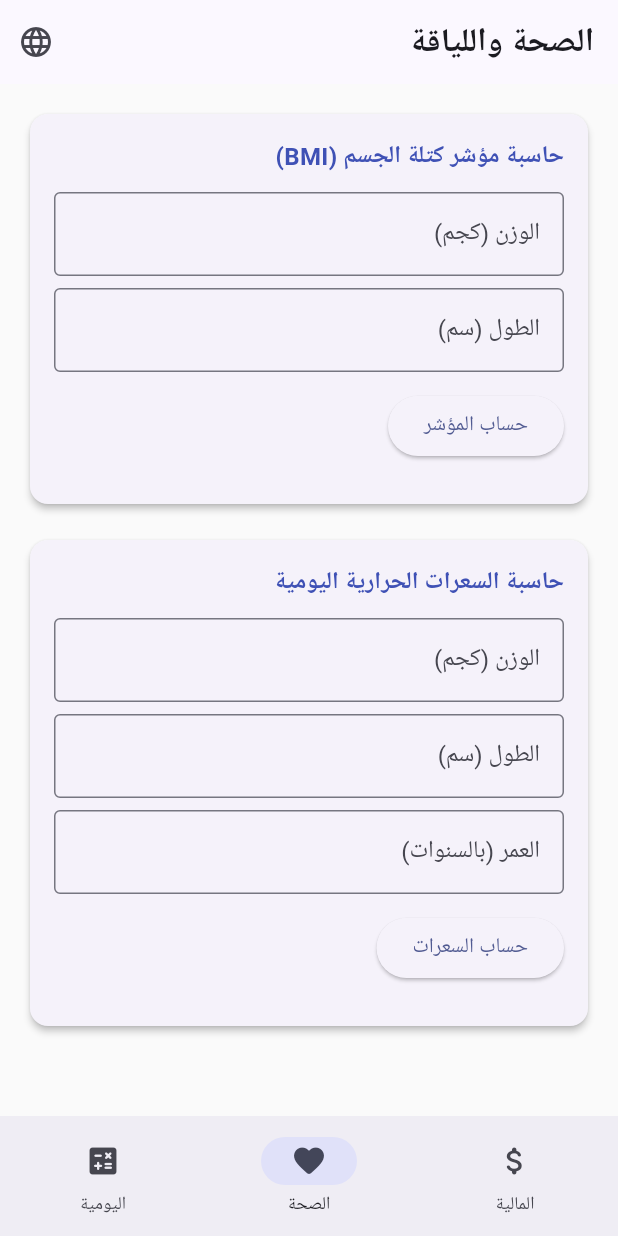
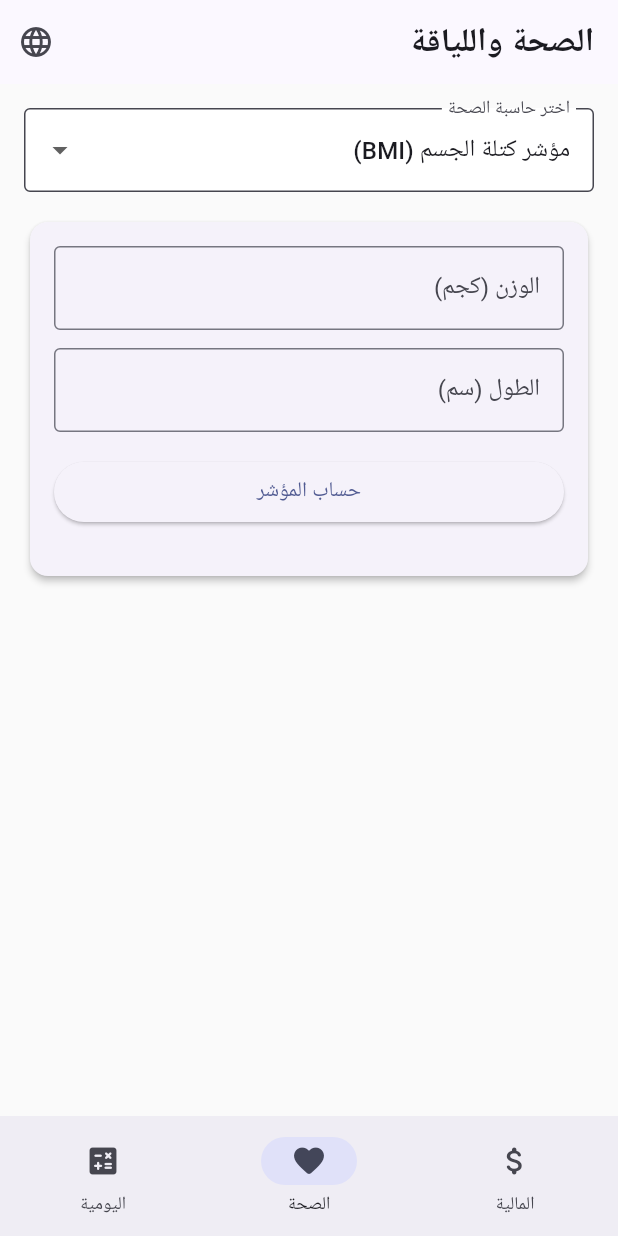
Before and after one commit to Ebrahassad/master-calculator, a Flutter app: the screen it shows after launch, item 2 of the bottom bar chosen, after a tap on "حساب المؤشر", on a phone screen of 412 x 824 dp. Run offline on Flutter 3.47's test engine with Material 3 defaults, Android fonts, the phone set to English and light mode, and no system bars.

Commit message:
feat: add dropdown selector for calculators in each tab

```diff
--- a/lib/main.dart
+++ b/lib/main.dart
@@ -106,7 +106,7 @@ class _HomeScreenState extends State<HomeScreen> {
 }
 
 // ==========================================
-// 1. FINANCIAL MODULE (VAT, Loan, Salary)
+// 1. FINANCIAL MODULE (Dropdown Selector)
 // ==========================================
 class FinancialModule extends StatefulWidget {
   final bool isArabic;
@@ -117,6 +117,8 @@ class FinancialModule extends StatefulWidget {
 }
 
 class _FinancialModuleState extends State<FinancialModule> {
+  int _selectedCalc = 0; // 0: VAT, 1: Loan
+
   // VAT Controllers
   final TextEditingController _vatAmountController = TextEditingController();
   final TextEditingController _vatRateController = TextEditingController(text: '15');
@@ -148,24 +150,52 @@ class _FinancialModuleState extends State<FinancialModule> {
         _monthlyInstallment = principal / months;
         _totalInterest = 0;
       } else {
-        _monthlyInstallment = (principal * monthlyRate * pow(1 + monthlyRate, months.toDouble())) /
-            (pow(1 + monthlyRate, months.toDouble()) - 1);
+        _monthlyInstallment = (principal * monthlyRate * SystemMath.pow(1 + monthlyRate, months.toDouble())) /
+            (SystemMath.pow(1 + monthlyRate, months.toDouble()) - 1);
         _totalInterest = (_monthlyInstallment * months) - principal;
       }
       setState(() {});
     }
   }
 
-  double pow(double base, double exponent) {
-    return SystemMath.pow(base, exponent);
+  @override
+  Widget build(BuildContext context) {
+    return Padding(
+      padding: const EdgeInsets.all(16.0),
+      child: Column(
+        children: [
+          DropdownButtonFormField<int>(
+            value: _selectedCalc,
+            decoration: InputDecoration(
+              labelText: widget.isArabic ? 'اختر الحاسبة المالية' : 'Select Financial Calculator',
+              border: const OutlineInputBorder(),
+              filled: true,
+              fillColor: Colors.white,
+            ),
+            items: [
+              DropdownMenuItem(
+                value: 0,
+                child: Text(widget.isArabic ? 'حاسبة ضريبة القيمة المضافة (VAT)' : 'VAT Calculator'),
+              ),
+              DropdownMenuItem(
+                value: 1,
+                child: Text(widget.isArabic ? 'حاسبة القروض والأقساط (Loan & EMI)' : 'Loan & EMI Calculator'),
+              ),
+            ],
+            onChanged: (val) => setState(() => _selectedCalc = val!),
+          ),
+          const SizedBox(height: 16),
+          Expanded(
+            child: _selectedCalc == 0 ? _buildVatView() : _buildLoanView(),
+          ),
+        ],
+      ),
+    );
   }
 
-  @override
-  Widget build(BuildContext context) {
+  Widget _buildVatView() {
     return ListView(
-      padding: const EdgeInsets.all(16.0),
       children: [
-        // VAT Card
         Card(
           elevation: 2,
           child: Padding(
@@ -173,25 +203,22 @@ class _FinancialModuleState extends State<FinancialModule> {
             child: Column(
               crossAxisAlignment: CrossAxisAlignment.start,
               children: [
-                Text(widget.isArabic ? 'حاسبة ضريبة القيمة المضافة' : 'VAT Calculator',
-                    style: const TextStyle(fontSize: 16, fontWeight: FontWeight.bold, color: Colors.indigo)),
-                const SizedBox(height: 12),
                 TextField(controller: _vatAmountController, keyboardType: TextInputType.number,
                     decoration: InputDecoration(labelText: widget.isArabic ? 'المبلغ الأساسي' : 'Base Amount', border: const OutlineInputBorder())),
-                const SizedBox(height: 8),
+                const SizedBox(height: 12),
                 TextField(controller: _vatRateController, keyboardType: TextInputType.number,
                     decoration: InputDecoration(labelText: widget.isArabic ? 'نسبة الضريبة (%)' : 'VAT Rate (%)', border: const OutlineInputBorder())),
-                const SizedBox(height: 12),
-                ElevatedButton(onPressed: _calculateVat, child: Text(widget.isArabic ? 'حساب الضريبة' : 'Calculate VAT')),
-                const SizedBox(height: 12),
+                const SizedBox(height: 16),
+                SizedBox(width: double.infinity, child: ElevatedButton(onPressed: _calculateVat, child: Text(widget.isArabic ? 'حساب الضريبة' : 'Calculate VAT'))),
+                const SizedBox(height: 16),
                 Container(
-                  padding: const EdgeInsets.all(10),
+                  padding: const EdgeInsets.all(12),
                   decoration: BoxDecoration(color: Colors.indigo.shade50, borderRadius: BorderRadius.circular(8)),
-                  child: Row(
-                    mainAxisAlignment: MainAxisAlignment.spaceAround,
+                  child: Column(
                     children: [
-                      Text('${widget.isArabic ? "الضريبة:" : "VAT:"} ${_vatResult.toStringAsFixed(2)}'),
-                      Text('${widget.isArabic ? "الإجمالي:" : "Total:"} ${_totalWithVat.toStringAsFixed(2)}', style: const TextStyle(fontWeight: FontWeight.bold)),
+                      Text('${widget.isArabic ? "قيمة الضريبة:" : "VAT Amount:"} ${_vatResult.toStringAsFixed(2)}'),
+                      const Divider(),
+                      Text('${widget.isArabic ? "الإجمالي الشامل:" : "Total with VAT:"} ${_totalWithVat.toStringAsFixed(2)}', style: const TextStyle(fontWeight: FontWeight.bold, color: Colors.indigo)),
                     ],
                   ),
                 )
@@ -199,8 +226,13 @@ class _FinancialModuleState extends State<FinancialModule> {
             ),
           ),
         ),
-        const SizedBox(height: 16),
-        // Loan Calculator Card
+      ],
+    );
+  }
+
+  Widget _buildLoanView() {
+    return ListView(
+      children: [
         Card(
           elevation: 2,
           child: Padding(
@@ -208,27 +240,25 @@ class _FinancialModuleState extends State<FinancialModule> {
             child: Column(
               crossAxisAlignment: CrossAxisAlignment.start,
               children: [
-                Text(widget.isArabic ? 'حاسبة القروض والأقساط' : 'Loan & EMI Calculator',
-                    style: const TextStyle(fontSize: 16, fontWeight: FontWeight.bold, color: Colors.indigo)),
-                const SizedBox(height: 12),
                 TextField(controller: _loanAmountController, keyboardType: TextInputType.number,
                     decoration: InputDecoration(labelText: widget.isArabic ? 'مبلغ القرض' : 'Loan Amount', border: const OutlineInputBorder())),
-                const SizedBox(height: 8),
+                const SizedBox(height: 12),
                 TextField(controller: _loanInterestController, keyboardType: TextInputType.number,
                     decoration: InputDecoration(labelText: widget.isArabic ? 'نسبة الفائدة السنوية (%)' : 'Annual Interest (%)', border: const OutlineInputBorder())),
-                const SizedBox(height: 8),
+                const SizedBox(height: 12),
                 TextField(controller: _loanYearsController, keyboardType: TextInputType.number,
                     decoration: InputDecoration(labelText: widget.isArabic ? 'المدة (بالسنوات)' : 'Duration (Years)', border: const OutlineInputBorder())),
-                const SizedBox(height: 12),
-                ElevatedButton(onPressed: _calculateLoan, child: Text(widget.isArabic ? 'حساب القسط الشهري' : 'Calculate EMI')),
-                const SizedBox(height: 12),
+                const SizedBox(height: 16),
+                SizedBox(width: double.infinity, child: ElevatedButton(onPressed: _calculateLoan, child: Text(widget.isArabic ? 'حساب القسط الشهري' : 'Calculate EMI'))),
+                const SizedBox(height: 16),
                 Container(
-                  padding: const EdgeInsets.all(10),
+                  padding: const EdgeInsets.all(12),
                   decoration: BoxDecoration(color: Colors.teal.shade50, borderRadius: BorderRadius.circular(8)),
                   child: Column(
                     children: [
                       Text('${widget.isArabic ? "القسط الشهري:" : "Monthly EMI:"} ${_monthlyInstallment.toStringAsFixed(2)}',
                           style: const TextStyle(fontWeight: FontWeight.bold, fontSize: 16, color: Colors.teal)),
+                      const Divider(),
                       Text('${widget.isArabic ? "إجمالي الفوائد:" : "Total Interest:"} ${_totalInterest.toStringAsFixed(2)}'),
                     ],
                   ),
@@ -242,7 +272,7 @@ class _FinancialModuleState extends State<FinancialModule> {
   }
 }
 
-// مساعد لحساب الأسس في القرض
+// مساعد الرياضيات للأسس
 class SystemMath {
   static double pow(double base, double exponent) {
     if (exponent == 0) return 1;
@@ -255,7 +285,7 @@ class SystemMath {
 }
 
 // ==========================================
-// 2. HEALTH MODULE (BMI & Calories)
+// 2. HEALTH MODULE (Dropdown Selector)
 // ==========================================
 class HealthModule extends StatefulWidget {
   final bool isArabic;
@@ -266,13 +296,15 @@ class HealthModule extends StatefulWidget {
 }
 
 class _HealthModuleState extends State<HealthModule> {
-  // BMI Controllers
+  int _selectedCalc = 0; // 0: BMI, 1: Calories
+
+  // BMI
   final TextEditingController _weightController = TextEditingController();
   final TextEditingController _heightController = TextEditingController();
   double _bmiValue = 0.0;
   String _bmiStatus = '';
 
-  // Calorie Controllers
+  // Calories
   final TextEditingController _calWeight = TextEditingController();
   final TextEditingController _calHeight = TextEditingController();
   final TextEditingController _calAge = TextEditingController();
@@ -286,13 +318,13 @@ class _HealthModuleState extends State<HealthModule> {
       double bmi = w / (hM * hM);
       String status = '';
       if (bmi < 18.5) {
-        status = widget.isArabic ? 'نقص في الوزن' : 'Underweight';
+        status = widget.isArabic ? 'نقص في الوزن (Underweight)' : 'Underweight';
       } else if (bmi < 25) {
-        status = widget.isArabic ? 'وزن مثالي وطبيعي' : 'Normal Weight';
+        status = widget.isArabic ? 'وزن مثالي وطبيعي (Normal)' : 'Normal Weight';
       } else if (bmi < 30) {
-        status = widget.isArabic ? 'زيادة في الوزن' : 'Overweight';
+        status = widget.isArabic ? 'زيادة في الوزن (Overweight)' : 'Overweight';
       } else {
-        status = widget.isArabic ? 'سمنة مفرطة' : 'Obese';
+        status = widget.isArabic ? 'سمنة مفرطة (Obese)' : 'Obese';
       }
       setState(() {
         _bmiValue = bmi;
@@ -306,47 +338,68 @@ class _HealthModuleState extends State<HealthModule> {
     double h = double.tryParse(_calHeight.text) ?? 0.0;
     double age = double.tryParse(_calAge.text) ?? 0.0;
     if (w > 0 && h > 0 && age > 0) {
-      // معادلة هريس-بينديكت المبسطة للرجال/النساء (BMR) مع نشاط متوسط
       double bmr = 10 * w + 6.25 * h - 5 * age + 5;
       setState(() {
-        _dailyCalories = bmr * 1.375; // نشاط خفيف إلى معتدل
+        _dailyCalories = bmr * 1.375;
       });
     }
   }
 
   @override
   Widget build(BuildContext context) {
+    return Padding(
+      padding: const EdgeInsets.all(16.0),
+      child: Column(
+        children: [
+          DropdownButtonFormField<int>(
+            value: _selectedCalc,
+            decoration: InputDecoration(
+              labelText: widget.isArabic ? 'اختر حاسبة الصحة' : 'Select Health Calculator',
+              border: const OutlineInputBorder(),
+              filled: true,
+              fillColor: Colors.white,
+            ),
+            items: [
+              DropdownMenuItem(value: 0, child: Text(widget.isArabic ? 'مؤشر كتلة الجسم (BMI)' : 'BMI Calculator')),
+              DropdownMenuItem(value: 1, child: Text(widget.isArabic ? 'السعرات الحرارية (Calories)' : 'Calorie Calculator')),
+            ],
+            onChanged: (val) => setState(() => _selectedCalc = val!),
+          ),
+          const SizedBox(height: 16),
+          Expanded(
+            child: _selectedCalc == 0 ? _buildBmiView() : _buildCaloriesView(),
+          ),
+        ],
+      ),
+    );
+  }
+
+  Widget _buildBmiView() {
     return ListView(
-      padding: const EdgeInsets.all(16.0),
       children: [
-        // BMI Card
         Card(
           elevation: 2,
           child: Padding(
             padding: const EdgeInsets.all(16.0),
             child: Column(
-              crossAxisAlignment: CrossAxisAlignment.start,
               children: [
-                Text(widget.isArabic ? 'حاسبة مؤشر كتلة الجسم (BMI)' : 'BMI Calculator',
-                    style: const TextStyle(fontSize: 16, fontWeight: FontWeight.bold, color: Colors.indigo)),
-                const SizedBox(height: 12),
                 TextField(controller: _weightController, keyboardType: TextInputType.number,
                     decoration: InputDecoration(labelText: widget.isArabic ? 'الوزن (كجم)' : 'Weight (kg)', border: const OutlineInputBorder())),
-                const SizedBox(height: 8),
+                const SizedBox(height: 12),
                 TextField(controller: _heightController, keyboardType: TextInputType.number,
                     decoration: InputDecoration(labelText: widget.isArabic ? 'الطول (سم)' : 'Height (cm)', border: const OutlineInputBorder())),
-                const SizedBox(height: 12),
-                ElevatedButton(onPressed: _calculateBmi, child: Text(widget.isArabic ? 'حساب المؤشر' : 'Calculate BMI')),
-                const SizedBox(height: 12),
+                const SizedBox(height: 16),
+                SizedBox(width: double.infinity, child: ElevatedButton(onPressed: _calculateBmi, child: Text(widget.isArabic ? 'حساب المؤشر' : 'Calculate BMI'))),
+                const SizedBox(height: 16),
                 if (_bmiValue > 0)
                   Container(
-                    padding: const EdgeInsets.all(10),
+                    padding: const EdgeInsets.all(12),
                     decoration: BoxDecoration(color: Colors.teal.shade50, borderRadius: BorderRadius.circular(8)),
-                    child: Row(
-                      mainAxisAlignment: MainAxisAlignment.spaceAround,
+                    child: Column(
                       children: [
-                        Text('BMI: ${_bmiValue.toStringAsFixed(1)}', style: const TextStyle(fontWeight: FontWeight.bold)),
-                        Text(_bmiStatus, style: const TextStyle(fontWeight: FontWeight.bold, color: Colors.teal)),
+                        Text('BMI: ${_bmiValue.toStringAsFixed(1)}', style: const TextStyle(fontSize: 20, fontWeight: FontWeight.bold, color: Colors.teal)),
+                        const SizedBox(height: 4),
+                        Text(_bmiStatus, style: const TextStyle(fontWeight: FontWeight.w500)),
                       ],
                     ),
                   )
@@ -354,37 +407,38 @@ class _HealthModuleState extends State<HealthModule> {
             ),
           ),
         ),
-        const SizedBox(height: 16),
-        // Calorie Card
+      ],
+    );
+  }
+
+  Widget _buildCaloriesView() {
+    return ListView(
+      children: [
         Card(
           elevation: 2,
           child: Padding(
             padding: const EdgeInsets.all(16.0),
             child: Column(
-              crossAxisAlignment: CrossAxisAlignment.start,
               children: [
-                Text(widget.isArabic ? 'حاسبة السعرات الحرارية اليومية' : 'Daily Calories Calculator',
-                    style: const TextStyle(fontSize: 16, fontWeight: FontWeight.bold, color: Colors.indigo)),
-                const SizedBox(height: 12),
                 TextField(controller: _calWeight, keyboardType: TextInputType.number,
                     decoration: InputDecoration(labelText: widget.isArabic ? 'الوزن (كجم)' : 'Weight (kg)', border: const OutlineInputBorder())),
-                const SizedBox(height: 8),
+                const SizedBox(height: 12),
                 TextField(controller: _calHeight, keyboardType: TextInputType.number,
                     decoration: InputDecoration(labelText: widget.isArabic ? 'الطول (سم)' : 'Height (cm)', border: const OutlineInputBorder())),
-                const SizedBox(height: 8),
+                const SizedBox(height: 12),
                 TextField(controller: _calAge, keyboardType: TextInputType.number,
-                    decoration: InputDecoration(labelText: widget.isArabic ? 'العمر (بالسنوات)' : 'Age (years)', border: const OutlineInputBorder())),
-                const SizedBox(height: 12),
-                ElevatedButton(onPressed: _calculateCalories, child: Text(widget.isArabic ? 'حساب السعرات' : 'Calculate Calories')),
-                const SizedBox(height: 12),
+                    decoration: InputDecoration(labelText: widget.isArabic ? 'العمر (سنوات)' : 'Age (years)', border: const OutlineInputBorder())),
+                const SizedBox(height: 16),
+                SizedBox(width: double.infinity, child: ElevatedButton(onPressed: _calculateCalories, child: Text(widget.isArabic ? 'حساب السعرات' : 'Calculate Calories'))),
+                const SizedBox(height: 16),
                 if (_dailyCalories > 0)
                   Container(
-                    padding: const EdgeInsets.all(10),
+                    padding: const EdgeInsets.all(12),
                     decoration: BoxDecoration(color: Colors.orange.shade50, borderRadius: BorderRadius.circular(8)),
                     child: Center(
                       child: Text(
                         '${widget.isArabic ? "احتياجك اليومي:" : "Daily Need:"} ${_dailyCalories.toStringAsFixed(0)} ${widget.isArabic ? "سعرة حرارية" : "Calories"}',
-                        style: const TextStyle(fontWeight: FontWeight.bold, color: Colors.orange),
+                        style: const TextStyle(fontWeight: FontWeight.bold, color: Colors.orange, fontSize: 16),
                       ),
                     ),
                   )
@@ -398,7 +452,7 @@ class _HealthModuleState extends State<HealthModule> {
 }
 
 // ==========================================
-// 3. UTILITIES MODULE (Discount, Date, Storage)
+// 3. UTILITIES MODULE (Dropdown Selector)
 // ==========================================
 class UtilitiesModule extends StatefulWidget {
   final bool isArabic;
@@ -409,12 +463,14 @@ class UtilitiesModule extends StatefulWidget {
 }
 
 class _UtilitiesModuleState extends State<UtilitiesModule> {
-  // Discount Controllers
+  int _selectedCalc = 0; // 0: Discount, 1: Storage
+
+  // Discount
   final TextEditingController _priceController = TextEditingController();
   final TextEditingController _discController = TextEditingController();
   double _finalPrice = 0.0, _savedAmount = 0.0;
 
-  // Storage Converter Controllers
+  // Storage
   final TextEditingController _gbController = TextEditingController();
   double _mbResult = 0.0, _kbResult = 0.0;
 
@@ -437,36 +493,58 @@ class _UtilitiesModuleState extends State<UtilitiesModule> {
 
   @override
   Widget build(BuildContext context) {
+    return Padding(
+      padding: const EdgeInsets.all(16.0),
+      child: Column(
+        children: [
+          DropdownButtonFormField<int>(
+            value: _selectedCalc,
+            decoration: InputDecoration(
+              labelText: widget.isArabic ? 'اختر الحاسبة اليومية' : 'Select Utility Calculator',
+              border: const OutlineInputBorder(),
+              filled: true,
+              fillColor: Colors.white,
+            ),
+            items: [
+              DropdownMenuItem(value: 0, child: Text(widget.isArabic ? 'حاسبة الخصم والنسبة (Discount)' : 'Discount Calculator')),
+              DropdownMenuItem(value: 1, child: Text(widget.isArabic ? 'تحويل سعات التخزين (Storage)' : 'Storage Converter')),
+            ],
+            onChanged: (val) => setState(() => _selectedCalc = val!),
+          ),
+          const SizedBox(height: 16),
+          Expanded(
+            child: _selectedCalc == 0 ? _buildDiscountView() : _buildStorageView(),
+          ),
+        ],
+      ),
+    );
+  }
+
+  Widget _buildDiscountView() {
     return ListView(
-      padding: const EdgeInsets.all(16.0),
       children: [
-        // Discount Card
         Card(
           elevation: 2,
           child: Padding(
             padding: const EdgeInsets.all(16.0),
             child: Column(
-              crossAxisAlignment: CrossAxisAlignment.start,
               children: [
-                Text(widget.isArabic ? 'حاسبة الخصم والنسبة المئوية' : 'Discount & Percentage',
-                    style: const TextStyle(fontSize: 16, fontWeight: FontWeight.bold, color: Colors.indigo)),
-                const SizedBox(height: 12),
                 TextField(controller: _priceController, keyboardType: TextInputType.number,
                     decoration: InputDecoration(labelText: widget.isArabic ? 'السعر الأصلي' : 'Original Price', border: const OutlineInputBorder())),
-                const SizedBox(height: 8),
+                const SizedBox(height: 12),
                 TextField(controller: _discController, keyboardType: TextInputType.number,
                     decoration: InputDecoration(labelText: widget.isArabic ? 'نسبة الخصم (%)' : 'Discount (%)', border: const OutlineInputBorder())),
-                const SizedBox(height: 12),
-                ElevatedButton(onPressed: _calculateDiscount, child: Text(widget.isArabic ? 'حساب الخصم' : 'Calculate')),
-                const SizedBox(height: 12),
+                const SizedBox(height: 16),
+                SizedBox(width: double.infinity, child: ElevatedButton(onPressed: _calculateDiscount, child: Text(widget.isArabic ? 'حساب الخصم' : 'Calculate Discount'))),
+                const SizedBox(height: 16),
                 Container(
-                  padding: const EdgeInsets.all(10),
+                  padding: const EdgeInsets.all(12),
                   decoration: BoxDecoration(color: Colors.green.shade50, borderRadius: BorderRadius.circular(8)),
-                  child: Row(
-                    mainAxisAlignment: MainAxisAlignment.spaceAround,
+                  child: Column(
                     children: [
-                      Text('${widget.isArabic ? "التوفير:" : "Save:"} ${_savedAmount.toStringAsFixed(2)}'),
-                      Text('${widget.isArabic ? "النهائي:" : "Final:"} ${_finalPrice.toStringAsFixed(2)}', style: const TextStyle(fontWeight: FontWeight.bold, color: Colors.green)),
+                      Text('${widget.isArabic ? "مقدرا التوفير:" : "You Save:"} ${_savedAmount.toStringAsFixed(2)}'),
+                      const Divider(),
+                      Text('${widget.isArabic ? "السعر النهائي:" : "Final Price:"} ${_finalPrice.toStringAsFixed(2)}', style: const TextStyle(fontWeight: FontWeight.bold, color: Colors.green)),
                     ],
                   ),
                 )
@@ -474,30 +552,32 @@ class _UtilitiesModuleState extends State<UtilitiesModule> {
             ),
           ),
         ),
-        const SizedBox(height: 16),
-        // Storage Converter Card
+      ],
+    );
+  }
+
+  Widget _buildStorageView() {
+    return ListView(
+      children: [
         Card(
           elevation: 2,
           child: Padding(
             padding: const EdgeInsets.all(16.0),
             child: Column(
-              crossAxisAlignment: CrossAxisAlignment.start,
               children: [
-                Text(widget.isArabic ? 'حاسبة وتحويل سعات التخزين' : 'Storage Size Converter',
-                    style: const TextStyle(fontSize: 16, fontWeight: FontWeight.bold, color: Colors.indigo)),
-                const SizedBox(height: 12),
                 TextField(controller: _gbController, keyboardType: TextInputType.number,
                     decoration: InputDecoration(labelText: widget.isArabic ? 'المساحة بـ (جيجابايت GB)' : 'Size in (GB)', border: const OutlineInputBorder())),
-                const SizedBox(height: 12),
-                ElevatedButton(onPressed: _convertStorage, child: Text(widget.isArabic ? 'تحويل المساحة' : 'Convert Storage')),
-                const SizedBox(height: 12),
+                const SizedBox(height: 16),
+                SizedBox(width: double.infinity, child: ElevatedButton(onPressed: _convertStorage, child: Text(widget.isArabic ? 'تحويل المساحة' : 'Convert Storage'))),
+                const SizedBox(height: 16),
                 Container(
-                  padding: const EdgeInsets.all(10),
+                  padding: const EdgeInsets.all(12),
                   decoration: BoxDecoration(color: Colors.purple.shade50, borderRadius: BorderRadius.circular(8)),
                   child: Column(
                     children: [
                       Text('MB: ${_mbResult.toStringAsFixed(0)}'),
-                      Text('KB: ${_kbResult.toStringAsFixed(0)}', style: const TextStyle(fontWeight: FontWeight.bold)),
+                      const Divider(),
+                      Text('KB: ${_kbResult.toStringAsFixed(0)}', style: const TextStyle(fontWeight: FontWeight.bold, color: Colors.purple)),
                     ],
                   ),
                 )
```
